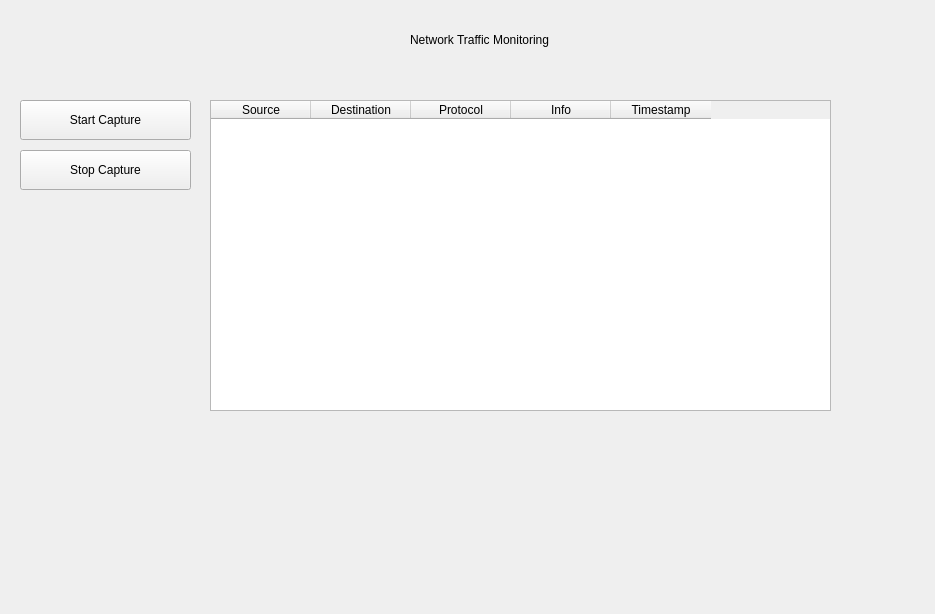
Old version of the form traffic_monitoring1.ui in the repository raedessid/PythonProject.
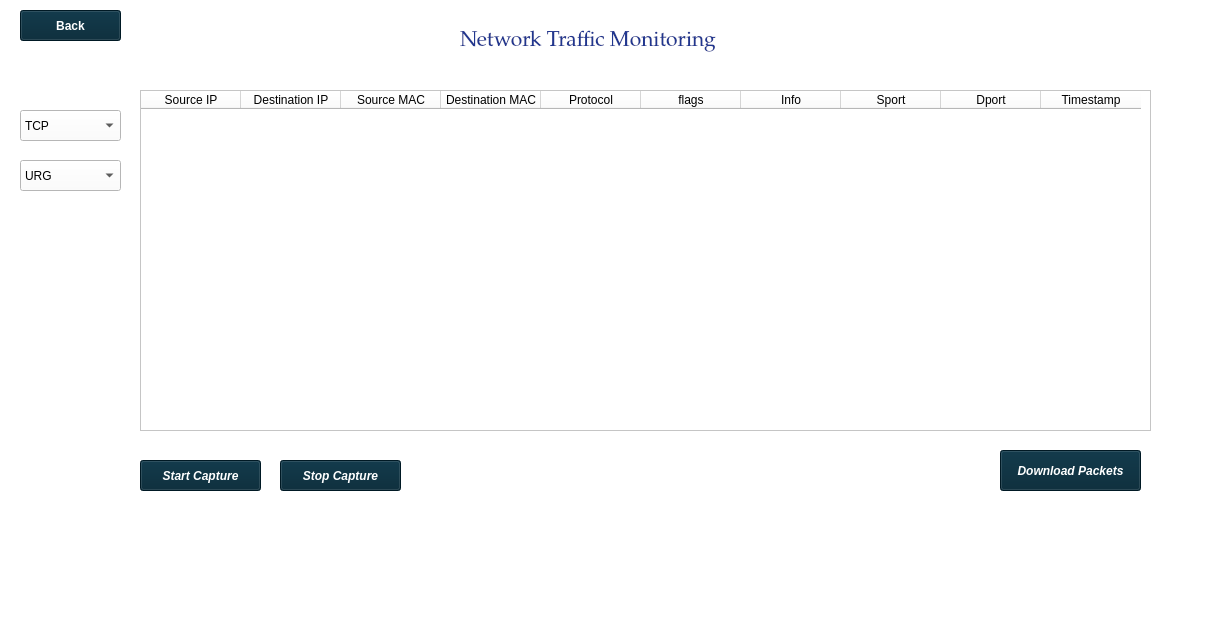
New version of the form.

Commit message: adding the flags selection on the packets when capturing

The edit to the form file:
```diff
--- a/traffic_monitoring1.ui
+++ b/traffic_monitoring1.ui
@@ -6,24 +6,37 @@
    <rect>
     <x>0</x>
     <y>0</y>
-    <width>935</width>
-    <height>614</height>
+    <width>1215</width>
+    <height>625</height>
    </rect>
   </property>
   <property name="windowTitle">
    <string>Packet Capture</string>
   </property>
-
-  <!-- Label for Network Traffic Monitoring -->
+  <property name="styleSheet">
+   <string notr="true">background-color: rgb(255, 255, 255);</string>
+  </property>
   <widget class="QLabel" name="label">
    <property name="geometry">
     <rect>
-     <x>410</x>
-     <y>30</y>
-     <width>171</width>
-     <height>20</height>
+     <x>460</x>
+     <y>20</y>
+     <width>361</width>
+     <height>41</height>
     </rect>
    </property>
+   <property name="font">
+    <font>
+     <family>Palatino Linotype</family>
+     <pointsize>16</pointsize>
+     <italic>false</italic>
+     <fontweight></fontweight>
+    </font>
+   </property>
+   <property name="styleSheet">
+    <string notr="true">color: rgb(32, 54, 143);
+font: 75 16pt &quot;Palatino Linotype&quot;;</string>
+   </property>
    <property name="text">
     <string>Network Traffic Monitoring</string>
    </property>
@@ -33,12 +46,23 @@
   <widget class="QPushButton" name="pushButton_3">
    <property name="geometry">
     <rect>
-     <x>20</x>
-     <y>100</y>
-     <width>171</width>
-     <height>40</height>
+     <x>140</x>
+     <y>460</y>
+     <width>121</width>
+     <height>31</height>
     </rect>
    </property>
+   <property name="font">
+    <font>
+     <family>Segoe UI</family>
+     <italic>true</italic>
+     <bold>true</bold>
+    </font>
+   </property>
+   <property name="styleSheet">
+    <string notr="true">background-color: rgb(0, 35, 51);
+color: rgb(255, 255, 255);</string>
+   </property>
    <property name="text">
     <string>Start Capture</string>
    </property>
@@ -48,12 +72,23 @@
   <widget class="QPushButton" name="pushButton_4">
    <property name="geometry">
     <rect>
-     <x>20</x>
-     <y>150</y>
-     <width>171</width>
-     <height>40</height>
+     <x>280</x>
+     <y>460</y>
+     <width>121</width>
+     <height>31</height>
     </rect>
    </property>
+   <property name="font">
+    <font>
+     <family>Segoe UI</family>
+     <italic>true</italic>
+     <bold>true</bold>
+    </font>
+   </property>
+   <property name="styleSheet">
+    <string notr="true">background-color: rgb(0, 35, 51);
+color: rgb(255, 255, 255);</string>
+   </property>
    <property name="text">
     <string>Stop Capture</string>
    </property>
@@ -63,20 +98,51 @@
   <widget class="QTableWidget" name="tableWidget">
    <property name="geometry">
     <rect>
-     <x>210</x>
-     <y>100</y>
-     <width>621</width>
-     <height>311</height>
+     <x>140</x>
+     <y>90</y>
+     <width>1011</width>
+     <height>341</height>
     </rect>
    </property>
+   <property name="font">
+    <font>
+     <family>Palatino Linotype</family>
+     <pointsize>9</pointsize>
+     <italic>false</italic>
+     <fontweight></fontweight>
+    </font>
+   </property>
+   <property name="styleSheet">
+    <string notr="true">font: 75 9pt &quot;Palatino Linotype&quot;;
+QTableWidget {
+    border: 2px solid #7084EA;
+    border-radius: 10px;
+    background-color: #F0F4FF;
+    padding: 10px;
+}
+QTableWidget:hover {
+    border: 2px solid #5064CA;
+    background-color: #E8EBFF;
+}</string>
+   </property>
    <column>
     <property name="text">
-     <string>Source</string>
+     <string>Source IP</string>
     </property>
    </column>
    <column>
     <property name="text">
-     <string>Destination</string>
+     <string>Destination IP</string>
+    </property>
+   </column>
+   <column>
+    <property name="text">
+     <string>Source MAC</string>
+    </property>
+   </column>
+   <column>
+    <property name="text">
+     <string>Destination MAC</string>
     </property>
    </column>
    <column>
@@ -84,17 +150,161 @@
      <string>Protocol</string>
     </property>
    </column>
+   <column>
+    <property name="text">
+     <string>flags</string>
+    </property>
+   </column>
    <column>
     <property name="text">
      <string>Info</string>
     </property>
    </column>
+   <column>
+    <property name="text">
+     <string>Sport</string>
+    </property>
+   </column>
+   <column>
+    <property name="text">
+     <string>Dport</string>
+    </property>
+   </column>
    <column>
     <property name="text">
      <string>Timestamp</string>
     </property>
    </column>
   </widget>
-
+  <widget class="QPushButton" name="pushButton">
+   <property name="geometry">
+    <rect>
+     <x>1000</x>
+     <y>450</y>
+     <width>141</width>
+     <height>41</height>
+    </rect>
+   </property>
+   <property name="font">
+    <font>
+     <family>Segoe UI</family>
+     <italic>true</italic>
+     <bold>true</bold>
+    </font>
+   </property>
+   <property name="styleSheet">
+    <string notr="true">background-color: rgb(0, 35, 51);
+color: rgb(255, 255, 255);</string>
+   </property>
+   <property name="text">
+    <string>Download Packets</string>
+   </property>
+  </widget>
+  <widget class="QPushButton" name="pushButton_2">
+   <property name="geometry">
+    <rect>
+     <x>20</x>
+     <y>10</y>
+     <width>101</width>
+     <height>31</height>
+    </rect>
+   </property>
+   <property name="font">
+    <font>
+     <family>Segoe UI</family>
+     <bold>true</bold>
+    </font>
+   </property>
+   <property name="styleSheet">
+    <string notr="true">color: rgb(255, 255, 255);
+background-color: rgb(0, 35, 51);</string>
+   </property>
+   <property name="text">
+    <string>Back</string>
+   </property>
+  </widget>
+  <widget class="QComboBox" name="packet_type">
+   <property name="geometry">
+    <rect>
+     <x>20</x>
+     <y>110</y>
+     <width>101</width>
+     <height>31</height>
+    </rect>
+   </property>
+   <property name="styleSheet">
+    <string notr="true">color: rgb(0, 0, 0);</string>
+   </property>
+   <item>
+    <property name="text">
+     <string>TCP </string>
+    </property>
+   </item>
+   <item>
+    <property name="text">
+     <string>ARP</string>
+    </property>
+   </item>
+   <item>
+    <property name="text">
+     <string>ICMP </string>
+    </property>
+   </item>
+  </widget>
+  <widget class="QComboBox" name="flags">
+   <property name="geometry">
+    <rect>
+     <x>20</x>
+     <y>160</y>
+     <width>101</width>
+     <height>31</height>
+    </rect>
+   </property>
+   <item>
+    <property name="text">
+     <string>URG</string>
+    </property>
+   </item>
+   <item>
+    <property name="text">
+     <string>ACK</string>
+    </property>
+   </item>
+   <item>
+    <property name="text">
+     <string>PSH</string>
+    </property>
+   </item>
+   <item>
+    <property name="text">
+     <string>RST</string>
+    </property>
+   </item>
+   <item>
+    <property name="text">
+     <string>SYN</string>
+    </property>
+   </item>
+   <item>
+    <property name="text">
+     <string>FIN</string>
+    </property>
+   </item>
+   <item>
+    <property name="text">
+     <string>ECE</string>
+    </property>
+   </item>
+   <item>
+    <property name="text">
+     <string>CWR</string>
+    </property>
+   </item>
+   <item>
+    <property name="text">
+     <string>NS</string>
+    </property>
+   </item>
+  </widget>
  </widget>
 </ui>
```
Left out of the diff: 8 changed lines with no effect on the pictures. The commit also changes 11 other files.
